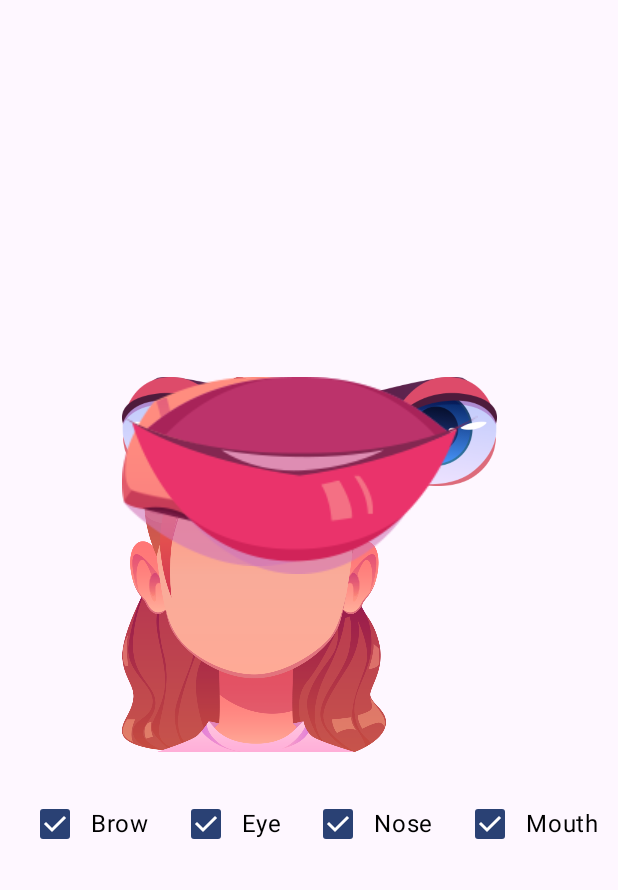
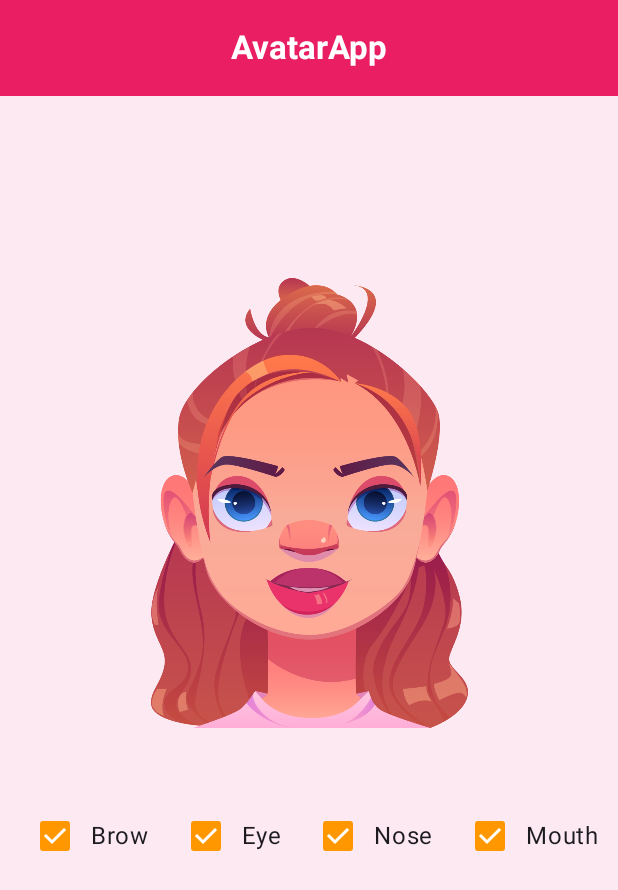
Before and after one commit to ashenarx/Avatar, an Android app built with Jetpack Compose: the screen it shows after launch (MainActivity), on a phone screen of 412 x 824 dp. Shown: the top 890 px of the screen. Run offline under Robolectric (Android 15) with nearby library versions, the phone set to English and light mode, and no system bars.

Commit message:
Refactor AvatarScreen with Material3 and enhance UI
- Refactor `AvatarScreen` to use `Scaffold` with a `CenterAlignedTopAppBar`.
- Improve the layout and positioning of avatar facial features using `Modifier.offset` and `Modifier.align`.
- Update `CheckboxWithLabel` to use custom colors (`Orange` and `White`) for better visibility.
- Remove dynamic color theming in `Theme.kt` to enforce a consistent theme.
- Adjust `LightColorScheme` and `DarkColorScheme` with new primary (`Pink80`/`Pink40`), background, and surface colors (`LightPink`).
- Introduce new color definitions (`LightPink`, `Orange`) in `Color.kt`.

```diff
--- a/app/src/main/java/com/example/avatar/AvatarScreen.kt
+++ b/app/src/main/java/com/example/avatar/AvatarScreen.kt
@@ -5,12 +5,21 @@ import androidx.compose.foundation.layout.Arrangement
 import androidx.compose.foundation.layout.Box
 import androidx.compose.foundation.layout.Column
 import androidx.compose.foundation.layout.Row
+import androidx.compose.foundation.layout.Spacer
 import androidx.compose.foundation.layout.fillMaxSize
 import androidx.compose.foundation.layout.fillMaxWidth
+import androidx.compose.foundation.layout.offset
 import androidx.compose.foundation.layout.padding
 import androidx.compose.foundation.layout.size
+import androidx.compose.material3.CenterAlignedTopAppBar
 import androidx.compose.material3.Checkbox
+import androidx.compose.material3.CheckboxDefaults
+import androidx.compose.material3.ExperimentalMaterial3Api
+import androidx.compose.material3.MaterialTheme
+import androidx.compose.material3.Scaffold
+import androidx.compose.material3.Surface
 import androidx.compose.material3.Text
+import androidx.compose.material3.TopAppBarDefaults
 import androidx.compose.runtime.Composable
 import androidx.compose.runtime.getValue
 import androidx.compose.runtime.mutableStateOf
@@ -18,9 +27,13 @@ import androidx.compose.runtime.remember
 import androidx.compose.runtime.setValue
 import androidx.compose.ui.Alignment
 import androidx.compose.ui.Modifier
+import androidx.compose.ui.graphics.Color
 import androidx.compose.ui.res.painterResource
+import androidx.compose.ui.text.font.FontWeight
 import androidx.compose.ui.unit.dp
+import com.example.avatar.ui.theme.Orange
 
+@OptIn(ExperimentalMaterial3Api::class)
 @Composable
 fun AvatarScreen() {
     var showBrows by remember { mutableStateOf(true) }
@@ -28,38 +41,78 @@ fun AvatarScreen() {
     var showNose by remember { mutableStateOf(true) }
     var showMouth by remember { mutableStateOf(true) }
 
+    Scaffold(
+        topBar = {
+            CenterAlignedTopAppBar(
+                title = {
+                    Text(
+                        text = "AvatarApp",
+                        fontWeight = FontWeight.Bold,
+                        color = Color.White
+                    )
+                },
+                colors = TopAppBarDefaults.centerAlignedTopAppBarColors(
+                    containerColor = MaterialTheme.colorScheme.primary
+                )
+            )
+        }
+    ) { innerPadding ->
+        Surface(
+            modifier = Modifier
+                .fillMaxSize()
+                .padding(innerPadding),
+            color = MaterialTheme.colorScheme.surface
+        ) {
             Column(
                 modifier = Modifier.fillMaxSize(),
                 horizontalAlignment = Alignment.CenterHorizontally,
-        verticalArrangement = Arrangement.Center
             ) {
-        Box(modifier = Modifier.size(250.dp)) {
+                Spacer(modifier = Modifier.weight(0.5f))
+
+                Box(modifier = Modifier.size(300.dp)) {
                     Image(
                         painter = painterResource(id = R.drawable.head),
-                contentDescription = "Head"
+                        contentDescription = "Head",
+                        modifier = Modifier.fillMaxSize()
                     )
                     if (showBrows) {
                         Image(
                             painter = painterResource(id = R.drawable.brows),
-                    contentDescription = "Brows"
+                            contentDescription = "Brows",
+                            modifier = Modifier
+                                .align(Alignment.Center)
+                                .size(140.dp)
+                                .offset(y = (-25).dp)
                         )
                     }
                     if (showEyes) {
                         Image(
                             painter = painterResource(id = R.drawable.eyes),
-                    contentDescription = "Eyes"
+                            contentDescription = "Eyes",
+                            modifier = Modifier
+                                .align(Alignment.Center)
+                                .size(130.dp)
+                                .offset(y = (0).dp)
                         )
                     }
                     if (showNose) {
                         Image(
                             painter = painterResource(id = R.drawable.nose),
-                    contentDescription = "Nose"
+                            contentDescription = "Nose",
+                            modifier = Modifier
+                                .align(Alignment.Center)
+                                .size(40.dp)
+                                .offset(y = 25.dp)
                         )
                     }
                     if (showMouth) {
                         Image(
                             painter = painterResource(id = R.drawable.mouth),
-                    contentDescription = "Mouth"
+                            contentDescription = "Mouth",
+                            modifier = Modifier
+                                .align(Alignment.Center)
+                                .size(60.dp)
+                                .offset(y = 60.dp)
                         )
                     }
                 }
@@ -67,7 +120,7 @@ fun AvatarScreen() {
                 Row(
                     modifier = Modifier
                         .fillMaxWidth()
-                .padding(top = 24.dp),
+                        .padding(top = 48.dp),
                     horizontalArrangement = Arrangement.SpaceEvenly
                 ) {
                     CheckboxWithLabel(
@@ -91,6 +144,10 @@ fun AvatarScreen() {
                         label = "Mouth"
                     )
                 }
+
+                Spacer(modifier = Modifier.weight(1f))
+            }
+        }
     }
 }
 
@@ -99,7 +156,15 @@ fun CheckboxWithLabel(checked: Boolean, onCheckedChange: (Boolean) -> Unit, labe
     Row(
         verticalAlignment = Alignment.CenterVertically
     ) {
-        Checkbox(checked = checked, onCheckedChange = onCheckedChange)
+        Checkbox(
+            checked = checked,
+            onCheckedChange = onCheckedChange,
+            colors = CheckboxDefaults.colors(
+                checkedColor = Orange,
+                uncheckedColor = Orange,
+                checkmarkColor = Color.White
+            )
+        )
         Text(text = label)
     }
 }
--- a/app/src/main/java/com/example/avatar/ui/theme/Color.kt
+++ b/app/src/main/java/com/example/avatar/ui/theme/Color.kt
@@ -4,8 +4,11 @@ import androidx.compose.ui.graphics.Color
 
 val Purple80 = Color(0xFFD0BCFF)
 val PurpleGrey80 = Color(0xFFCCC2DC)
-val Pink80 = Color(0xFFEFB8C8)
+val Pink80 = Color(0xFFE91E63)
 
 val Purple40 = Color(0xFF6650a4)
 val PurpleGrey40 = Color(0xFF625b71)
-val Pink40 = Color(0xFF7D5260)
+val Pink40 = Color(0xFFE91E63)
+
+val LightPink = Color(0xFFFCE9F2)
+val Orange = Color(0xFFFF9800)
--- a/app/src/main/java/com/example/avatar/ui/theme/Theme.kt
+++ b/app/src/main/java/com/example/avatar/ui/theme/Theme.kt
@@ -5,43 +5,36 @@ import android.os.Build
 import androidx.compose.foundation.isSystemInDarkTheme
 import androidx.compose.material3.MaterialTheme
 import androidx.compose.material3.darkColorScheme
-import androidx.compose.material3.dynamicDarkColorScheme
-import androidx.compose.material3.dynamicLightColorScheme
 import androidx.compose.material3.lightColorScheme
 import androidx.compose.runtime.Composable
 import androidx.compose.runtime.SideEffect
+import androidx.compose.ui.graphics.Color
 import androidx.compose.ui.graphics.toArgb
-import androidx.compose.ui.platform.LocalContext
 import androidx.compose.ui.platform.LocalView
 import androidx.core.view.WindowCompat
 
 private val DarkColorScheme = darkColorScheme(
-    primary = Purple80,
+    primary = Pink80,
     secondary = PurpleGrey80,
-    tertiary = Pink80
+    tertiary = Pink80,
+    background = Color(0xFF1C1B1F),
+    surface = LightPink
 )
 
 private val LightColorScheme = lightColorScheme(
-    primary = Purple40,
+    primary = Pink40,
     secondary = PurpleGrey40,
-    tertiary = Pink40
+    tertiary = Pink40,
+    background = Color(0xFFFFFBFE),
+    surface = LightPink
 )
 
 @Composable
 fun AvatarTheme(
     darkTheme: Boolean = isSystemInDarkTheme(),
-    dynamicColor: Boolean = true,
     content: @Composable () -> Unit
 ) {
-    val colorScheme = when {
-        dynamicColor && Build.VERSION.SDK_INT >= Build.VERSION_CODES.S -> {
-            val context = LocalContext.current
-            if (darkTheme) dynamicDarkColorScheme(context) else dynamicLightColorScheme(context)
-        }
-
-        darkTheme -> DarkColorScheme
-        else -> LightColorScheme
-    }
+    val colorScheme = if (darkTheme) DarkColorScheme else LightColorScheme
     val view = LocalView.current
     if (!view.isInEditMode) {
         SideEffect {
```
Lines whose indentation alone changed are shown as unchanged.
